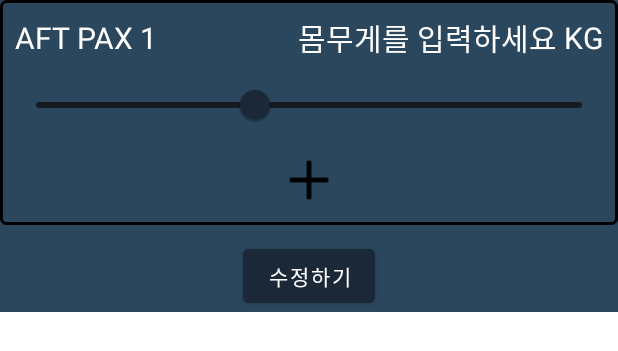
After one commit to asd14235/Weight_N_Balance, an Android app: the layout aft_pax_weight_alert.xml on its own in the app's theme, with its tools: preview values and no code run, on a phone screen of 412 x 824 dp. The commit adds this screen. Shown: the top 351 px of the screen. Run offline under Robolectric (Android 15) with nearby library versions, the phone set to English and light mode, and no system bars.

Commit message:
각 Layer 별 alert창 구현, 수치 입력 구현,

```diff
--- a/app/build.gradle
+++ b/app/build.gradle
@@ -60,6 +60,8 @@ dependencies {
     implementation 'io.github.ParkSangGwon:tedpermission-normal:3.3.0'
 //    FlowLayout
     implementation 'com.nex3z:flow-layout:1.3.3'
+    // MPAndroidChart
+    implementation 'com.github.PhilJay:MPAndroidChart:v3.1.0'
 
 
 }
--- /dev/null
+++ b/app/src/main/res/layout/aft_pax_weight_alert.xml
@@ -0,0 +1,223 @@
+<?xml version="1.0" encoding="utf-8"?>
+<layout xmlns:android="http://schemas.android.com/apk/res/android"
+    xmlns:app="http://schemas.android.com/apk/res-auto">
+
+    <LinearLayout
+        android:layout_width="match_parent"
+        android:layout_height="wrap_content"
+        android:orientation="vertical"
+        android:background="@color/middle_blue">
+
+        <LinearLayout
+            android:layout_width="match_parent"
+            android:layout_height="wrap_content"
+            android:background="@drawable/ractangle_square"
+            android:orientation="vertical">
+
+            <LinearLayout
+                android:gravity="center"
+                android:layout_width="match_parent"
+                android:layout_height="wrap_content"
+                android:orientation="horizontal">
+
+                <TextView
+                    android:layout_width="wrap_content"
+                    android:layout_height="wrap_content"
+                    android:layout_weight="1"
+                    android:textSize="20dp"
+                    android:textColor="@color/white"
+                    android:text="AFT PAX 1"/>
+
+                <Space
+                    android:layout_width="0dp"
+                    android:layout_height="wrap_content"
+                    android:layout_weight="1"/>
+
+                <EditText
+                    android:id="@+id/AftPaxWeightEdt1"
+                    android:layout_width="wrap_content"
+                    android:layout_height="wrap_content"
+                    android:hint="몸무게를 입력하세요"
+                    android:textColorHint="@color/white"
+                    android:gravity="end"
+                    android:textColor="@color/white"
+                    android:background="@null"
+                    android:textSize="20sp"
+                    android:imeOptions="actionDone"
+                    android:inputType="number"/>
+
+                <TextView
+                    android:layout_width="wrap_content"
+                    android:layout_height="wrap_content"
+                    android:textColor="@color/white"
+                    android:textSize="20dp"
+                    android:text=" KG"/>
+
+            </LinearLayout>
+
+            <com.google.android.material.slider.Slider
+                android:id="@+id/AftPAXWeightSlider1"
+                android:layout_width="match_parent"
+                android:layout_height="wrap_content"
+                app:thumbColor="@color/dark_blue"
+                app:trackColor="@color/near_black"
+                app:thumbStrokeColor="@color/black"
+                app:haloColor="@color/white"
+                android:padding="20dp"
+                android:value="80.0"
+                android:valueFrom="0.0"
+                android:valueTo="200.0"/>
+
+            <ImageView
+                android:id="@+id/AftPaxAddBtn1"
+                android:layout_width="40dp"
+                android:layout_height="40dp"
+                android:layout_gravity="center"
+                android:src="@drawable/plus_icon"/>
+
+
+            <LinearLayout
+                android:id="@+id/AftPaxLayer2"
+                android:gravity="center"
+                android:layout_width="match_parent"
+                android:layout_height="wrap_content"
+                android:visibility="gone"
+                android:orientation="horizontal">
+
+                <TextView
+                    android:layout_width="wrap_content"
+                    android:layout_height="wrap_content"
+                    android:layout_weight="1"
+                    android:textSize="20dp"
+                    android:textColor="@color/white"
+                    android:text="AFT PAX 2"/>
+
+                <Space
+                    android:layout_width="0dp"
+                    android:layout_height="wrap_content"
+                    android:layout_weight="1"/>
+
+                <EditText
+                    android:id="@+id/AftPaxWeightEdt2"
+                    android:layout_width="wrap_content"
+                    android:layout_height="wrap_content"
+                    android:hint="몸무게를 입력하세요"
+                    android:textColorHint="@color/white"
+                    android:gravity="end"
+                    android:textColor="@color/white"
+                    android:background="@null"
+                    android:textSize="20sp"
+                    android:imeOptions="actionDone"
+                    android:inputType="number"/>
+
+                <TextView
+                    android:layout_width="wrap_content"
+                    android:layout_height="wrap_content"
+                    android:textColor="@color/white"
+                    android:textSize="20dp"
+                    android:text=" KG"/>
+
+            </LinearLayout>
+
+            <com.google.android.material.slider.Slider
+                android:id="@+id/AftPAXWeightSlider2"
+                android:layout_width="match_parent"
+                android:layout_height="wrap_content"
+                app:thumbColor="@color/dark_blue"
+                app:trackColor="@color/near_black"
+                app:thumbStrokeColor="@color/black"
+                app:haloColor="@color/white"
+                android:visibility="gone"
+                android:padding="20dp"
+                android:value="80.0"
+                android:valueFrom="0.0"
+                android:valueTo="200.0"/>
+
+            <ImageView
+                android:id="@+id/AftPaxAddBtn2"
+                android:layout_width="40dp"
+                android:layout_height="40dp"
+                android:visibility="gone"
+                android:layout_gravity="center"
+                android:src="@drawable/plus_icon"/>
+
+            <LinearLayout
+                android:id="@+id/AftPaxLayer3"
+                android:gravity="center"
+                android:visibility="gone"
+                android:layout_width="match_parent"
+                android:layout_height="wrap_content"
+                android:orientation="horizontal">
+
+                <TextView
+                    android:layout_width="wrap_content"
+                    android:layout_height="wrap_content"
+                    android:layout_weight="1"
+                    android:textSize="20dp"
+                    android:textColor="@color/white"
+                    android:text="AFT PAX 3"/>
+
+                <Space
+                    android:layout_width="0dp"
+                    android:layout_height="wrap_content"
+                    android:layout_weight="1"/>
+
+                <EditText
+                    android:id="@+id/AftPaxWeightEdt3"
+                    android:layout_width="wrap_content"
+                    android:layout_height="wrap_content"
+                    android:hint="몸무게를 입력하세요"
+                    android:textColorHint="@color/white"
+                    android:gravity="end"
+                    android:textColor="@color/white"
+                    android:background="@null"
+                    android:textSize="20sp"
+                    android:imeOptions="actionDone"
+                    android:inputType="number"/>
+
+                <TextView
+                    android:layout_width="wrap_content"
+                    android:layout_height="wrap_content"
+                    android:textColor="@color/white"
+                    android:textSize="20dp"
+                    android:text=" KG"/>
+
+            </LinearLayout>
+
+            <com.google.android.material.slider.Slider
+                android:id="@+id/AftPAXWeightSlider3"
+                android:layout_width="match_parent"
+                android:layout_height="wrap_content"
+                app:thumbColor="@color/dark_blue"
+                app:trackColor="@color/near_black"
+                app:thumbStrokeColor="@color/black"
+                app:haloColor="@color/white"
+                android:padding="20dp"
+                android:value="80.0"
+                android:valueFrom="0.0"
+                android:valueTo="200.0"
+                android:visibility="gone"/>
+
+            <ImageView
+                android:id="@+id/AftPaxAddBtn3"
+                android:layout_width="40dp"
+                android:layout_height="40dp"
+                android:layout_gravity="center"
+                android:src="@drawable/plus_icon"
+                android:visibility="gone"/>
+
+        </LinearLayout>
+
+        <Button
+            android:id="@+id/conFirmBtn"
+            android:layout_width="wrap_content"
+            android:layout_height="wrap_content"
+            android:text="수정하기"
+            android:layout_marginTop="10dp"
+            android:backgroundTint="@color/dark_blue"
+            android:layout_gravity="center"/>
+
+    </LinearLayout>
+
+
+</layout>
--- a/settings.gradle
+++ b/settings.gradle
@@ -7,6 +7,7 @@ pluginManagement {
             url 'https://naver.jfrog.io/artifactory/maven/'
         }
         maven { url 'https://devrepo.kakao.com/nexus/content/groups/public/' }
+        maven { url 'https://jitpack.io' }
     }
 }
 dependencyResolutionManagement {
@@ -18,6 +19,7 @@ dependencyResolutionManagement {
             url 'https://naver.jfrog.io/artifactory/maven/'
         }
         maven { url 'https://devrepo.kakao.com/nexus/content/groups/public/' }
+        maven { url 'https://jitpack.io' }
     }
 }
 rootProject.name = "Weight_N_Balance"
```
Also changed, not shown: app/src/main/java/com/neppplus/weight_n_balance/MainActivity.kt (+62 -23 lines), app/src/main/java/com/neppplus/weight_n_balance/dialog/AftPaxAlertDialog.kt (added, +58 -0 lines), app/src/main/java/com/neppplus/weight_n_balance/dialog/CustomAlertDialog.kt (+25 -3 lines), app/src/main/java/com/neppplus/weight_n_balance/dialog/PilotWeightAlertDialog.kt (added, +34 -0 lines), app/src/main/java/com/neppplus/weight_n_balance/weightData/WeightData.kt (added, +17 -0 lines), app/src/main/java/com/neppplus/weight_n_balance/weights/pilotWeightActivity.kt (+29 -16 lines), app/src/main/res/layout/activity_fwd_pax_alert.xml (+12 -3 lines), app/src/main/res/layout/activity_main.xml (+13 -2 lines), app/src/main/res/layout/pilot_weight_alert.xml (added, +161 -0 lines).
